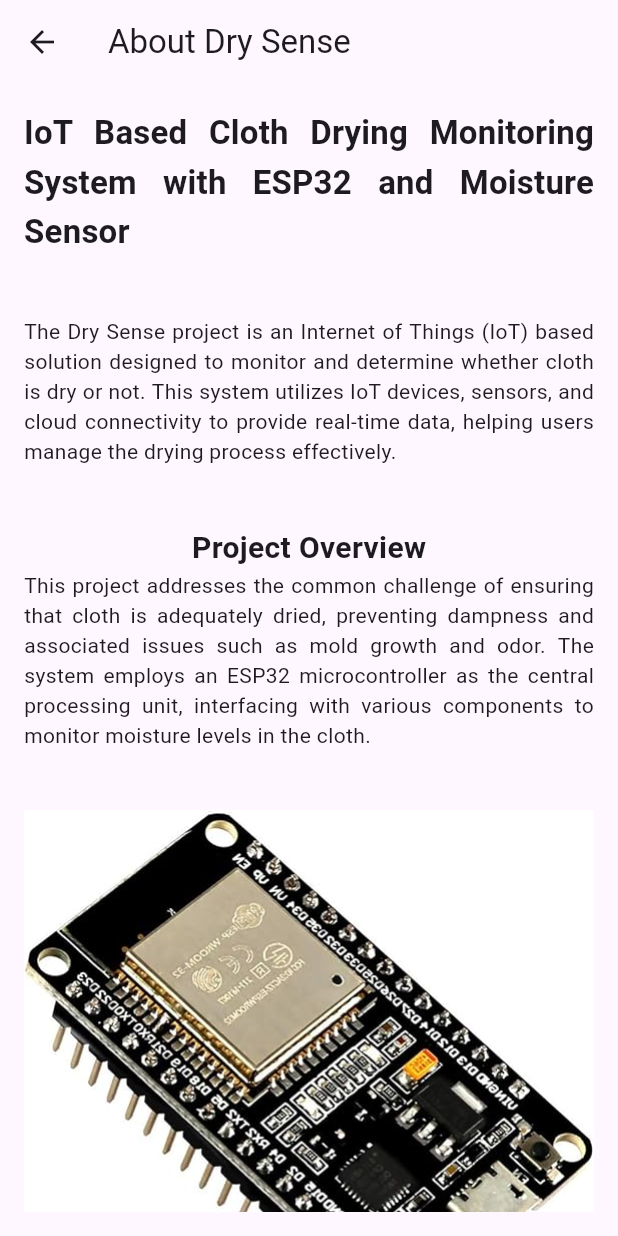
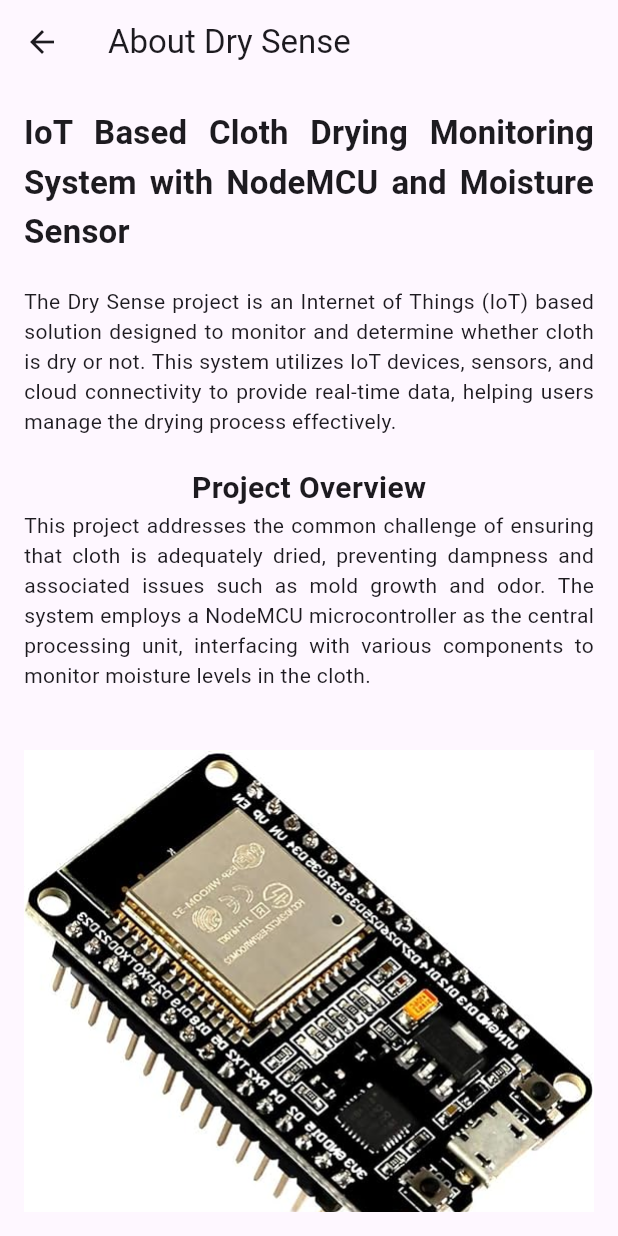
Before and after one commit to abypious/Dry-Sense, a Flutter app: the AboutScreen screen opened directly, on a phone screen of 412 x 824 dp. Run offline on Flutter 3.47's test engine with Material 3 defaults, Android fonts, the light colour scheme and no system bars; network calls fail.

Commit message:
ESP32 to NodeMCU

```diff
--- a/lib/about.dart
+++ b/lib/about.dart
@@ -17,19 +17,19 @@ class AboutScreen extends StatelessWidget {
               mainAxisAlignment: MainAxisAlignment.center,
               children: [
                 Text(
-                  'IoT Based Cloth Drying Monitoring System with ESP32 and Moisture Sensor',
+                  'IoT Based Cloth Drying Monitoring System with NodeMCU and Moisture Sensor',
                   style: Theme.of(context).textTheme.titleMedium?.copyWith(
                     fontWeight: FontWeight.bold,
                     fontSize: 22,
-                  ), // Bold title with larger font size
+                  ),
                   textAlign: TextAlign.justify,
                 ),
-                const SizedBox(height: 40),
+                const SizedBox(height: 20),
                 const Text(
                   'The Dry Sense project is an Internet of Things (IoT) based solution designed to monitor and determine whether cloth is dry or not. This system utilizes IoT devices, sensors, and cloud connectivity to provide real-time data, helping users manage the drying process effectively.',
                   textAlign: TextAlign.justify,
                 ),
-                const SizedBox(height: 40),
+                const SizedBox(height: 20),
                 Text(
                   'Project Overview',
                   style: const TextStyle(
@@ -39,16 +39,15 @@ class AboutScreen extends StatelessWidget {
                   textAlign: TextAlign.justify,
                 ),
                 const Text(
-                  'This project addresses the common challenge of ensuring that cloth is adequately dried, preventing dampness and associated issues such as mold growth and odor. The system employs an ESP32 microcontroller as the central processing unit, interfacing with various components to monitor moisture levels in the cloth.',
+                  'This project addresses the common challenge of ensuring that cloth is adequately dried, preventing dampness and associated issues such as mold growth and odor. The system employs a NodeMCU microcontroller as the central processing unit, interfacing with various components to monitor moisture levels in the cloth.',
                   textAlign: TextAlign.justify,
                 ),
                 const SizedBox(height: 40),
                 Column(
                   children: [
-                    Image.asset('assets/ESP32.jpg'),
-                    const SizedBox(height: 40),
+                    Image.asset('assets/NodeMCU.jpg'), // Updated image
                     Text(
-                      'ESP32 Microcontroller',
+                      'NodeMCU Microcontroller',
                       style: const TextStyle(
                         fontWeight: FontWeight.bold,
                         fontSize: 20,
@@ -56,7 +55,7 @@ class AboutScreen extends StatelessWidget {
                       textAlign: TextAlign.justify,
                     ),
                     const Text(
-                      'The ESP32 is a versatile, Wi-Fi-enabled microcontroller that serves as the core processing unit of the Dry Sense system. It connects to the moisture sensor to receive real-time data on moisture levels and displays this information. The ESP32 also manages the system\'s connectivity with the cloud or a mobile app for remote monitoring and notifications.',
+                      'The NodeMCU is a versatile, Wi-Fi-enabled microcontroller that serves as the core processing unit of the Dry Sense system. It connects to the moisture sensor to receive real-time data on moisture levels and displays this information. The NodeMCU also manages the system\'s connectivity with the cloud or a mobile app for remote monitoring and notifications.',
                       textAlign: TextAlign.justify,
                     ),
                     const SizedBox(height: 40),
@@ -84,10 +83,10 @@ class AboutScreen extends StatelessWidget {
                       textAlign: TextAlign.justify,
                     ),
                     const Text(
-                      'The display, connected to the ESP32, shows the current moisture levels in real-time, giving users immediate feedback on the cloth\'s dryness status. This component can be an OLED or LCD screen, depending on requirements, and displays moisture levels in a user-friendly format.',
+                      'The display, connected to the NodeMCU, shows the current moisture levels in real-time, giving users immediate feedback on the cloth\'s dryness status. This component can be an OLED or LCD screen, depending on requirements, and displays moisture levels in a user-friendly format.',
                       textAlign: TextAlign.justify,
                     ),
-                    const SizedBox(height: 40),
+                    const SizedBox(height: 20),
                     Text(
                       'Connecting Wires',
                       style: const TextStyle(
@@ -97,10 +96,10 @@ class AboutScreen extends StatelessWidget {
                       textAlign: TextAlign.justify,
                     ),
                     const Text(
-                      'Wires are used to establish connections between the ESP32, moisture sensor, and display. These connections facilitate data flow between components, allowing the ESP32 to collect moisture data and communicate results to the display and cloud interface.',
+                      'Wires are used to establish connections between the NodeMCU, moisture sensor, and display. These connections facilitate data flow between components, allowing the NodeMCU to collect moisture data and communicate results to the display and cloud interface.',
                       textAlign: TextAlign.justify,
                     ),
-                    const SizedBox(height: 40),
+                    const SizedBox(height: 20),
                     Text(
                       'Power Supply',
                       style: const TextStyle(
@@ -115,7 +114,7 @@ class AboutScreen extends StatelessWidget {
                     ),
                   ],
                 ),
-                const SizedBox(height: 40),
+                const SizedBox(height: 20),
                 Text(
                   'Functionality',
                   style: const TextStyle(
@@ -128,7 +127,7 @@ class AboutScreen extends StatelessWidget {
                   'The Dry Sense system can operate in both manual and automatic modes. In automatic mode, the system provides alerts or notifications when the cloth reaches a predefined dryness level, helping users optimize their drying processes. In manual mode, users can check moisture levels directly via the display.',
                   textAlign: TextAlign.justify,
                 ),
-                const SizedBox(height: 40),
+                const SizedBox(height: 20),
                 Text(
                   'User Interaction',
                   style: const TextStyle(
@@ -141,7 +140,7 @@ class AboutScreen extends StatelessWidget {
                   'Users can monitor moisture levels and receive notifications through a mobile application, such as the Blynk app, ensuring they have easy access to important information regarding their drying processes. This setup promotes efficiency in managing cloth drying, minimizing energy usage, and preventing waste.',
                   textAlign: TextAlign.justify,
                 ),
-                const SizedBox(height: 40),
+                const SizedBox(height: 20),
                 Text(
                   'Conclusion',
                   style: const TextStyle(
@@ -151,7 +150,7 @@ class AboutScreen extends StatelessWidget {
                   textAlign: TextAlign.justify,
                 ),
                 const Text(
-                  'The Dry Sense project exemplifies an innovative approach to managing drying processes using IoT technology. By integrating a moisture sensor with the ESP32 and providing real-time monitoring through a display and mobile app, this system enhances user experience and promotes effective cloth management.',
+                  'The Dry Sense project exemplifies an innovative approach to managing drying processes using IoT technology. By integrating a moisture sensor with the NodeMCU and providing real-time monitoring through a display and mobile app, this system enhances user experience and promotes effective cloth management.',
                   textAlign: TextAlign.justify,
                 ),
                 const SizedBox(height: 40),
@@ -159,7 +158,7 @@ class AboutScreen extends StatelessWidget {
                   'Version: 1.0.0',
                   style: TextStyle(
                     fontWeight: FontWeight.bold,
-                    fontSize: 20,
+                    fontSize: 10,
                   ),
                 ),
               ],
--- a/pubspec.yaml
+++ b/pubspec.yaml
@@ -31,5 +31,5 @@ flutter:
     - assets/wet.gif
     - assets/wait.gif
     - assets/Display.jpg
-    - assets/ESP32.jpg
+    - assets/NodeMCU.jpg
     - assets/Moisture_Sensor.jpg
```
Also changed, not shown: assets/NodeMCU.jpg (renamed from assets/ESP32.jpg).
